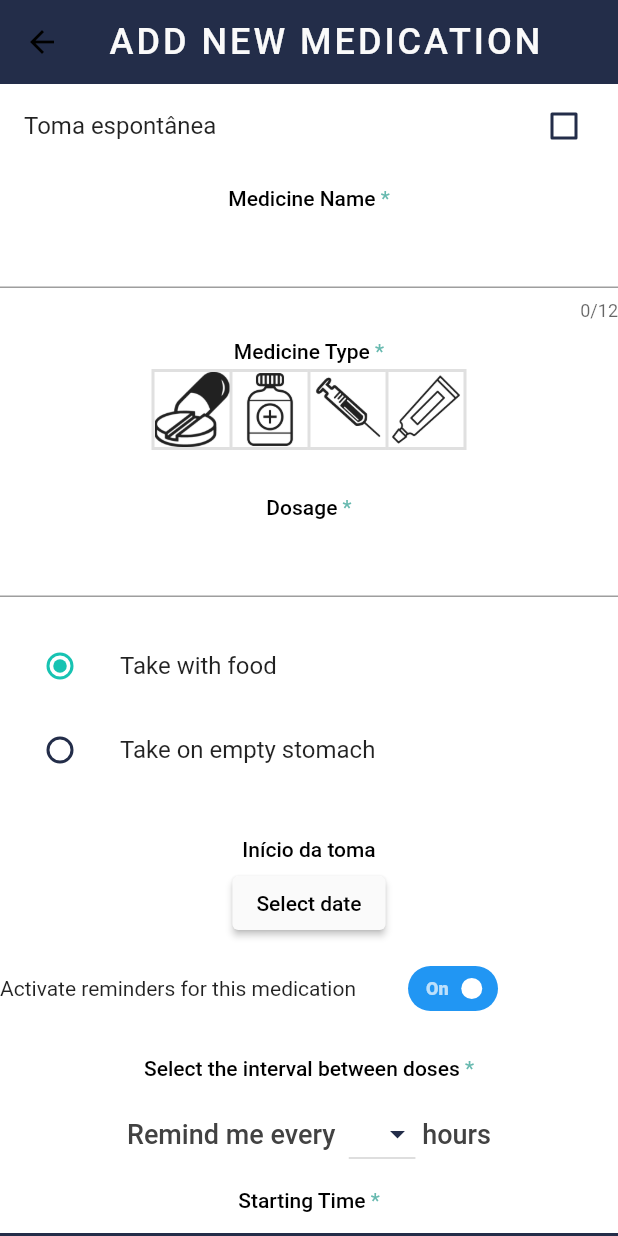
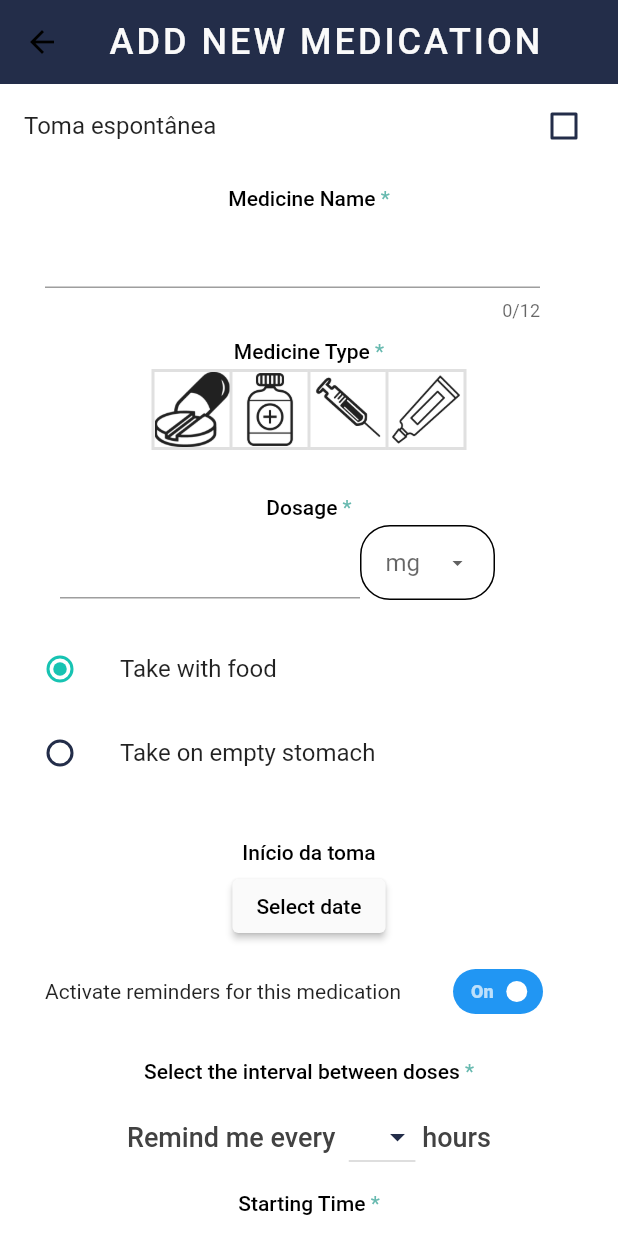
Before and after one commit to PIA-Group/Epilappsy, a Flutter app: the NewMedicationEntry screen opened directly, on a phone screen of 412 x 824 dp. Run offline on Flutter 3.47's test engine with Material 2 defaults, Android fonts, the phone set to English and light mode, and no system bars; drawn by our look-alikes of flutter_switch; our stand-ins replace charts_flutter, chips_choice, cloud_firestore, firebase_auth, firebase_core, flutter_datetime_picker and 8 more; missing offline and left inert: autocomplete_textfield, dart:ffi, flutter_circular_slider, slide_countdown_clock, transformer_page_view; accounts and stored records are empty; Roboto replaces fonts that are missing (Gill).

Commit message:
Update NewMedicationEntry.dart

```diff
--- a/lib/Pages/Medication/NewMedicationEntry.dart
+++ b/lib/Pages/Medication/NewMedicationEntry.dart
@@ -41,6 +41,8 @@ class _NewMedicationEntryState extends State<NewMedicationEntry> {
   int _interval = 0;
   TimeOfDay _time = TimeOfDay(hour: 0, minute: 00);
   List <TimeOfDay> alarm_times;
+  String valueChoose;
+  List dosagetype =['mg', 'ml', 'pills'];
 
   User currentUser;
   FirebaseFirestore firestore;
@@ -120,13 +122,18 @@ class _NewMedicationEntryState extends State<NewMedicationEntry> {
               title: "Medicine Name",
               isRequired: true,
             ),
-            TextFormField(
+            Row(children: [
+              Container(width: 30),
+              Container(
+                width: 330,
+                child: TextFormField(
               maxLength: 12,
               style: TextStyle(
                 fontSize: 16,
               ),
               controller: name,
             ),
+              )]),
 
 
             // MEDICINE TYPE
@@ -170,14 +177,44 @@ class _NewMedicationEntryState extends State<NewMedicationEntry> {
               title: "Dosage",
               isRequired: true,
             ),
-            TextFormField(
+            Row(children: [
+              Container(width: 40),
+              Container(
+                width: 200,
+                child: TextFormField(
                 keyboardType: TextInputType.number,
                 style: TextStyle(
                   fontSize: 16,
                 ),
                 textCapitalization: TextCapitalization.words,
                 controller: dosage,
+              ),),
+              Container(
+                width: 90,
+                padding: EdgeInsets.only(left: 16, right: 16),
+                decoration: BoxDecoration(
+                  border: Border.all( width: 1),
+                  borderRadius: BorderRadius.circular(20)
                 ),
+                child: DropdownButton(
+                  hint: Text(dosagetype[0]),
+                  icon: Icon(Icons.arrow_drop_down),
+                  iconSize: 16,
+                  isExpanded: true,
+                  underline: SizedBox(),
+                  value: valueChoose,
+                  onChanged: (newValue) {
+                    setState(() {
+                      valueChoose = newValue;
+                    });
+                  },
+                  items: dosagetype.map((valueItem) {
+                    return DropdownMenuItem(
+                      child: Text(valueItem),
+                      value: valueItem,);
+                  }).toList(),
+                  ),)
+              ]),
 
             SizedBox(
               height: 18,
@@ -243,6 +280,7 @@ class _NewMedicationEntryState extends State<NewMedicationEntry> {
             // ACTIVATE/DEACTIVATE REMINDERS
             Row(
               children: <Widget>[
+                Container(width: 30),
                 Text("Activate reminders for this medication          "),
                 FlutterSwitch(
                   width: 60.0,
```
Lines whose indentation alone changed are shown as unchanged.
